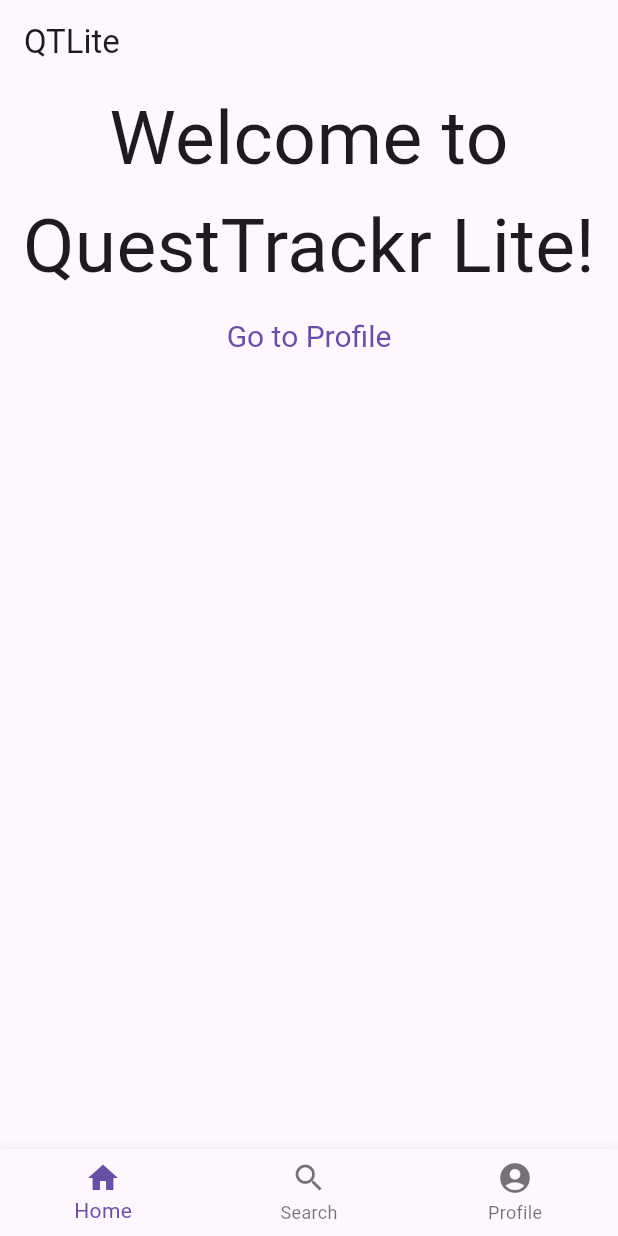
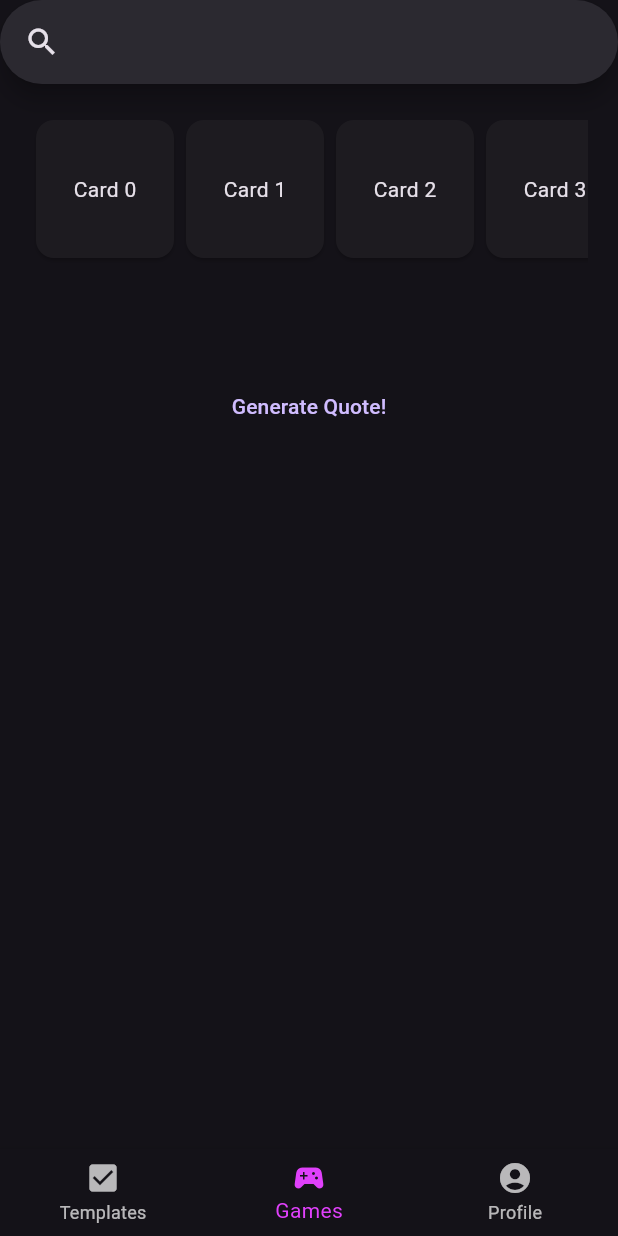
Before and after one commit to EukaryoticCS/QTLite, a Flutter app: the screen it shows after launch, on a phone screen of 412 x 824 dp. Run offline on Flutter 3.47's test engine with Material 3 defaults, Android fonts, the phone set to English and light mode, and no system bars; our stand-ins replace go_router.

Commit message:
Added pages & Components

```diff
--- /dev/null
+++ b/lib/gamedisplay.dart
@@ -0,0 +1,48 @@
+// ignore_for_file: prefer_const_constructors
+
+import 'dart:convert';
+
+import 'package:flutter/material.dart';
+import 'package:http/http.dart' as http;
+
+Future<String> getKanyeQuote() async {
+  var url = Uri.https('api.kanye.rest');
+  var response = await http.get(url);
+  var data = jsonDecode(response.body);
+
+  return data["quote"];
+}
+
+class GameDisplay extends StatefulWidget {
+  const GameDisplay({super.key});
+
+  @override
+  State<GameDisplay> createState() => _GameDisplayState();
+}
+
+class _GameDisplayState extends State<GameDisplay> {
+  String _quote = "";
+
+  void _genQuote() async {
+    var newQuote = await getKanyeQuote();
+    setState(() {
+      _quote = newQuote;
+    });
+  }
+
+  @override
+  Widget build(BuildContext context) {
+    return Column(
+      children: <Widget>[
+        Expanded(
+            child: Align(alignment: Alignment.center, child: Text(_quote))),
+        Expanded(
+            child: Align(
+                alignment: Alignment.center,
+                child: TextButton(
+                    onPressed: _genQuote,
+                    child: Text(softWrap: true, "Generate Quote!")))),
+      ],
+    );
+  }
+}
--- /dev/null
+++ b/lib/homepage.dart
@@ -0,0 +1,66 @@
+// ignore_for_file: prefer_const_literals_to_create_immutables, prefer_const_constructors
+
+import 'package:flutter/material.dart';
+import 'package:qtlite/gamedisplay.dart';
+import 'page.dart' as qtlite_page;
+
+class MyHomePage extends StatelessWidget {
+  final String title;
+  const MyHomePage({super.key, required this.title});
+
+  @override
+  Widget build(BuildContext context) {
+    return qtlite_page.Page(
+      body: CustomScrollView(
+        slivers: <Widget>[
+          SliverAppBar(
+            clipBehavior: Clip.none,
+            shape: const StadiumBorder(),
+            scrolledUnderElevation: 0.0,
+            titleSpacing: 0.0,
+            backgroundColor: Colors.transparent,
+            pinned: true,
+            title: SearchAnchor.bar(
+              suggestionsBuilder:
+                  (BuildContext context, SearchController controller) {
+                return List<Widget>.generate(
+                  5,
+                  (int index) {
+                    return ListTile(
+                      titleAlignment: ListTileTitleAlignment.center,
+                      title: Text('Initial List Item $index'),
+                    );
+                  },
+                );
+              },
+            ),
+          ),
+          SliverToBoxAdapter(
+            child: Padding(
+              padding: const EdgeInsets.all(20),
+              child: SizedBox(
+                height: 100.0,
+                child: ListView.builder(
+                  scrollDirection: Axis.horizontal,
+                  itemCount: 10,
+                  itemBuilder: (BuildContext context, int index) {
+                    return SizedBox(
+                      width: 100.0,
+                      child: Card(child: Center(child: Text('Card $index'))),
+                    );
+                  },
+                ),
+              ),
+            ),
+          ),
+          SliverToBoxAdapter(
+            child: SizedBox(
+              height: 100.0,
+              child: GameDisplay(),
+            ),
+          ),
+        ],
+      ),
+    );
+  }
+}
--- a/lib/main.dart
+++ b/lib/main.dart
@@ -1,61 +1,51 @@
-// ignore_for_file: prefer_const_constructors
+// ignore_for_file: prefer_const_constructors, prefer_const_literals_to_create_immutables
 
 import 'package:flutter/material.dart';
+import 'package:go_router/go_router.dart';
+import 'package:qtlite/models/template.dart';
+import 'searchbar.dart';
+import 'templateslist.dart';
+import 'page.dart' as qtlite_page;
+import 'homepage.dart';
+
+final _router = GoRouter(routes: [
+  GoRoute(path: '/', builder: (context, state) => MyHomePage(title: 'QTLite')),
+  GoRoute(
+    path: '/templates',
+    builder: (context, state) => qtlite_page.Page(
+      body: TemplatesList(
+        templates: [
+          Template(title: "Ocarina of Time 100%", creator: "Eukaryotic"),
+          Template(
+              title: "Halo: Combat Evolved All Achievements",
+              creator: "Eukaryotic")
+        ],
+      ),
+    ),
+  ),
+  GoRoute(
+      path: '/profile',
+      builder: (context, state) => qtlite_page.Page(
+          body: Checkbox(value: true, onChanged: (bool? newChecked) => {})))
+]);
 
 void main() => runApp(MyApp());
 
 class MyApp extends StatelessWidget {
   const MyApp({super.key});
+
   // This widget is the root of your application.
   @override
   Widget build(BuildContext context) {
-    return MaterialApp(
+    final ThemeData themeData =
+        ThemeData(useMaterial3: true, brightness: Brightness.dark);
+    return MaterialApp.router(
+      routerConfig: _router,
       // Application name
       title: 'QTLite',
       // Application theme data, you can set the colors for the application as
       // you want
-      theme: ThemeData(
-        // useMaterial3: true,
-        primarySwatch: Colors.purple,
-      ),
-      // A widget which will be started on application startup
-      home: MyHomePage(title: 'QTLite'),
+      theme: themeData,
     );
   }
 }
-
-class MyHomePage extends StatelessWidget {
-  final String title;
-  const MyHomePage({super.key, required this.title});
-
-  @override
-  Widget build(BuildContext context) {
-    int selectedIndex = 0;
-
-    return Scaffold(
-      appBar: AppBar(
-        // The title text which will be shown on the action bar
-        title: Text(title),
-      ),
-      body: Center(
-          child: Column(children: [
-        Text(
-            style: TextStyle(fontSize: 50),
-            'Welcome to QuestTrackr Lite!',
-            textAlign: TextAlign.center),
-        TextButton(
-            style:
-                TextButton.styleFrom(textStyle: const TextStyle(fontSize: 20)),
-            onPressed: () => {},
-            child: const Text('Go to Profile'))
-      ])),
-      bottomNavigationBar:
-          BottomNavigationBar(items: const <BottomNavigationBarItem>[
-        BottomNavigationBarItem(icon: Icon(Icons.home), label: "Home"),
-        BottomNavigationBarItem(icon: Icon(Icons.search), label: "Search"),
-        BottomNavigationBarItem(
-            icon: Icon(Icons.account_circle), label: "Profile")
-      ]),
-    );
-  }
-}
--- /dev/null
+++ b/lib/models/profile.dart
@@ -0,0 +1,5 @@
+class Profile {
+  String username;
+
+  Profile({required this.username});
+}
--- /dev/null
+++ b/lib/page.dart
@@ -0,0 +1,16 @@
+import 'package:flutter/material.dart';
+import 'package:qtlite/qt_bottom_navbar.dart';
+
+class Page extends StatelessWidget {
+  const Page({super.key, required this.body});
+
+  final Widget body;
+
+  @override
+  Widget build(BuildContext context) {
+    return Scaffold(
+      body: Column(children: [Expanded(child: body)]),
+      bottomNavigationBar: QTBottomNavBar()
+    );
+  }
+}
--- /dev/null
+++ b/lib/qt_bottom_navbar.dart
@@ -0,0 +1,44 @@
+import 'package:flutter/material.dart';
+import 'package:go_router/go_router.dart';
+
+class QTBottomNavBar extends StatefulWidget {
+  const QTBottomNavBar({super.key});
+
+  @override
+  State<QTBottomNavBar> createState() => _QTBottomNavBarState();
+}
+
+class _QTBottomNavBarState extends State<QTBottomNavBar> {
+  int _selectedIndex = 1;
+
+  void _onItemTapped(int index) {
+    setState(() {
+      _selectedIndex = index;
+      switch (_selectedIndex) {
+        case 0:
+          context.go('/Templates');
+        case 1:
+          context.go('/');
+        case 2:
+          context.go('/Profile');
+      }
+    });
+  }
+
+  @override
+  Widget build(BuildContext context) {
+    return BottomNavigationBar(
+      items: const <BottomNavigationBarItem>[
+        BottomNavigationBarItem(
+            icon: Icon(Icons.check_box), label: "Templates"),
+        BottomNavigationBarItem(
+            icon: Icon(Icons.sports_esports), label: "Games"),
+        BottomNavigationBarItem(
+            icon: Icon(Icons.account_circle), label: "Profile")
+      ],
+      currentIndex: _selectedIndex,
+      selectedItemColor: Colors.purpleAccent,
+      onTap: _onItemTapped,
+    );
+  }
+}
--- /dev/null
+++ b/lib/templateslist.dart
@@ -0,0 +1,28 @@
+// ignore_for_file: prefer_const_constructors, prefer_const_literals_to_create_immutables
+
+import 'package:flutter/material.dart';
+
+class TemplatesList extends StatelessWidget {
+  const TemplatesList({super.key, required this.templates});
+
+  final templates;
+
+  @override
+  Widget build(BuildContext context) {
+    return Padding(
+      padding: const EdgeInsets.all(32),
+      child: ListView.builder(
+        itemCount: templates.length,
+        prototypeItem: ListTile(
+            title: Text(templates[0].title),
+            subtitle: Text(templates[0].creator)),
+        itemBuilder: (context, index) {
+          return ListTile(
+            title: Text(templates[index].title),
+            subtitle: Text(templates[index].creator),
+          );
+        },
+      ),
+    );
+  }
+}
--- a/pubspec.yaml
+++ b/pubspec.yaml
@@ -35,6 +35,8 @@ dependencies:
   # The following adds the Cupertino Icons font to your application.
   # Use with the CupertinoIcons class for iOS style icons.
   cupertino_icons: ^1.0.2
+  go_router: ^13.2.0
+  http: ^1.2.0
 
 dev_dependencies:
   flutter_test:
```
Also changed, not shown: lib/gamedisplay copy.dart (added, +45 -0 lines), lib/models/template.dart (added, +10 -0 lines), lib/profilecard.dart (added, +13 -0 lines), lib/searchbar.dart (added, +31 -0 lines), pubspec.lock.
